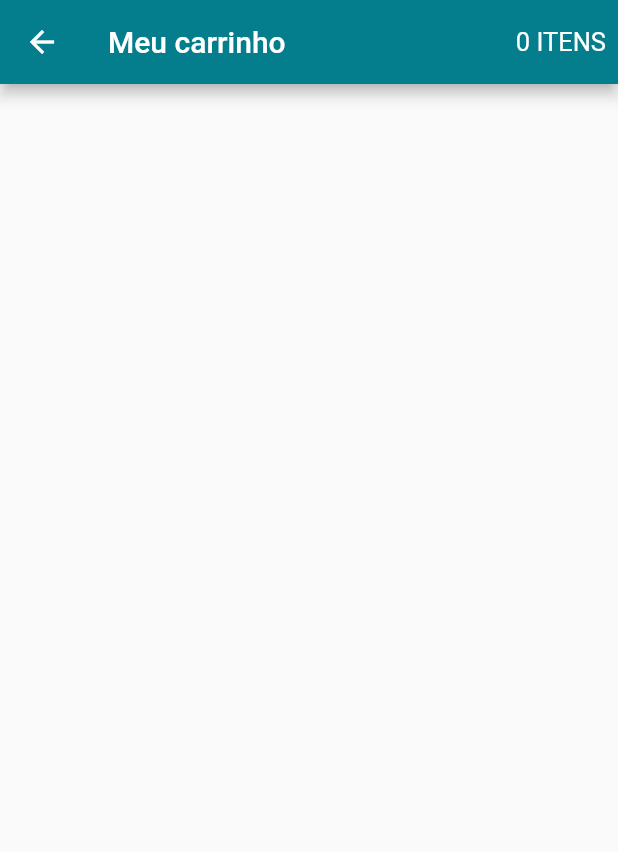
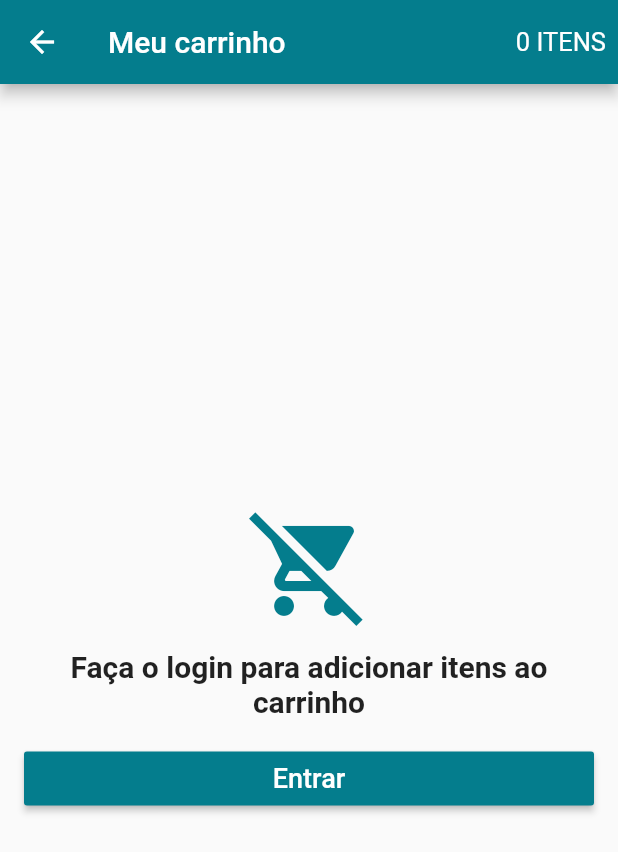
Before and after one commit to apracapinheiro/loja_online, a Flutter app: the CartScreen screen opened directly, on a phone screen of 412 x 824 dp. Shown: the top 852 px of the screen. Run offline on Flutter 3.47's test engine with Material 2 defaults, Android fonts, the phone set to English and light mode, and no system bars; our stand-ins replace carousel_pro, cloud_firestore, firebase_auth, transparent_image; accounts and stored records are empty.

Commit message:
Finalizando cards do carrinho de compras

```diff
--- a/lib/screens/cart_screen.dart
+++ b/lib/screens/cart_screen.dart
@@ -1,5 +1,11 @@
 import 'package:flutter/material.dart';
 import 'package:loja_online/models/cart_model.dart';
+import 'package:loja_online/models/user_model.dart';
+import 'package:loja_online/screens/login_screen.dart';
+import 'package:loja_online/tiles/cart_tile.dart';
+import 'package:loja_online/widgets/cart_price.dart';
+import 'package:loja_online/widgets/discount_cart.dart';
+import 'package:loja_online/widgets/ship_card.dart';
 import 'package:scoped_model/scoped_model.dart';
 
 class CartScreen extends StatelessWidget {
@@ -27,6 +33,67 @@ class CartScreen extends StatelessWidget {
           ),
         ],
       ),
+      body:ScopedModelDescendant<CartModel>(
+          builder: (context, child, model){
+            if (model.estaCarregando && UserModel.of(context).isLoggedIn()) {
+              return Center(
+                child: CircularProgressIndicator(),
+              );
+            } else if (!UserModel.of(context).isLoggedIn()) {
+              return Container(
+                padding: EdgeInsets.all(16.0),
+                child: Column(
+                  crossAxisAlignment: CrossAxisAlignment.stretch,
+                  mainAxisAlignment: MainAxisAlignment.center,
+                  children: <Widget>[
+                    Icon(Icons.remove_shopping_cart,
+                      size: 80.0,
+                      color: Theme.of(context).primaryColor,),
+                    SizedBox(height: 16.0,),
+                    Text("Faça o login para adicionar itens ao carrinho",
+                      style: TextStyle(
+                          fontSize: 20.0,
+                          fontWeight: FontWeight.bold),
+                      textAlign: TextAlign.center,
+                    ),
+                    SizedBox(height: 16.0,),
+                    RaisedButton(
+                      child: Text("Entrar", style: TextStyle(fontSize: 18.0),),
+                      textColor: Colors.white,
+                      color: Theme.of(context).primaryColor,
+                      onPressed: () {
+                        Navigator.push(context, MaterialPageRoute(
+                            builder: (context) =>  LoginScreen()));
+                      },
+                    )
+                  ],
+                ),
+              );
+            } else if (model.products == null || model.products.length == 0) {
+              return Center(
+                child: Text("Nenhum produto no carrinho!",
+                  style: TextStyle(
+                    fontSize: 20.0, fontWeight: FontWeight.bold),
+                    textAlign: TextAlign.center,),
+                );
+            } else {
+              return ListView(
+                children: <Widget>[
+                  Column(
+                    children: model.products.map(
+                        (product) {
+                          return CartTile(product);
+                        }
+                    ).toList(),
+                  ),
+                  DiscountCart(),
+                  ShipCard(),
+                  CartPrice((){})
+                ],
+              );
+            }
+          }
+        ),
     );
   }
 }
```
Also changed, not shown: lib/models/cart_model.dart (+60 -1 lines), lib/tiles/cart_tile.dart (added, +111 -0 lines), lib/widgets/cart_price.dart (added, +81 -0 lines), lib/widgets/discount_cart.dart (added, +58 -0 lines), lib/widgets/ship_card.dart (added, +36 -0 lines).
